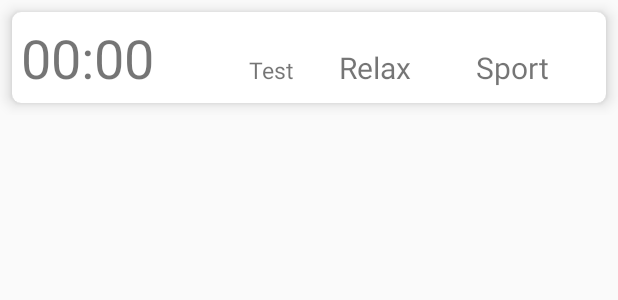
After one commit to TristanDamian/Memento, an Android app: the layout item_user.xml on its own in the app's theme, with its tools: preview values and no code run, on a phone screen of 412 x 824 dp. The commit adds this screen. Shown: the top 300 px of the screen. Run offline under Robolectric (Android 15) with nearby library versions, the phone set to English and light mode, and no system bars.

Commit message:
ajout UserViewHolder, modif User -> correspondance UserInfo Firestore

```diff
--- a/app/src/main/java/com/example/memento/AlarmDatabase.java
+++ b/app/src/main/java/com/example/memento/AlarmDatabase.java
@@ -152,10 +152,11 @@ public class AlarmDatabase {    //gère les accès à la base de données Firest
     public static void insertUser(User user){
         CollectionReference userInfo = Database.collection("UserInfo");
         Map<String, Object> userData = new HashMap<>();
-        userData.put("fullname",user.getFullName());
+        userData.put("fullname",user.getfullname());
         userData.put("age",user.getAge());
         userData.put("sport",false);
         userData.put("relax",false);
+        userData.put("UID",user.getuid());
         singletonData data = singletonData.getInstance();
         userInfo.document(data.getUserID()).set(userData);
     }
--- a/app/src/main/java/com/example/memento/RegisterActivity.java
+++ b/app/src/main/java/com/example/memento/RegisterActivity.java
@@ -75,6 +75,7 @@ public class RegisterActivity extends AppCompatActivity implements View.OnClickL
         final String age = editAge.getText().toString().trim();
         final String email = editEmail.getText().toString().trim();
         String password = editPassword.getText().toString().trim();
+        String UID = mAuth.getUid();
 
         if(fullName.isEmpty())
         {
@@ -124,7 +125,7 @@ public class RegisterActivity extends AppCompatActivity implements View.OnClickL
                     @Override
                     public void onComplete(@NonNull Task<AuthResult> task) {
                         if(task.isSuccessful()){
-                            User user = new User(fullName,age,email);
+                            User user = new User(fullName,age,email, UID);
 
                             FirebaseDatabase.getInstance().getReference("Users")
                                     .child(FirebaseAuth.getInstance().getCurrentUser().getUid())
--- /dev/null
+++ b/app/src/main/res/layout/item_user.xml
@@ -0,0 +1,54 @@
+<?xml version="1.0" encoding="utf-8"?>
+<LinearLayout xmlns:android="http://schemas.android.com/apk/res/android"
+    android:layout_width="match_parent"
+    android:layout_height="wrap_content"
+    xmlns:app="http://schemas.android.com/apk/res-auto">
+
+    <androidx.cardview.widget.CardView
+        android:id="@+id/item_user_card"
+        android:layout_width="match_parent"
+        android:layout_height="wrap_content"
+        app:cardCornerRadius="6dp"
+        app:cardElevation="6dp"
+        android:layout_margin="8dp">
+
+        <LinearLayout
+            android:layout_width="match_parent"
+            android:layout_height="match_parent"
+            android:orientation="horizontal"
+            android:padding="6dp">
+
+            <TextView
+                android:id="@+id/item_user_nom"
+                android:layout_width="152dp"
+                android:layout_height="wrap_content"
+                android:text="00:00"
+                android:textSize="36sp" />
+
+            <TextView
+                android:id="@+id/item_user_age"
+                android:layout_width="60dp"
+                android:layout_height="wrap_content"
+                android:text="Test"
+                android:textSize="15sp" />
+
+            <TextView
+                android:id="@+id/item_user_relax"
+                android:layout_width="91dp"
+                android:layout_height="wrap_content"
+                android:text="Relax"
+                android:textSize="20sp" />
+
+            <TextView
+                android:id="@+id/item_user_sport"
+                android:layout_width="59dp"
+                android:layout_height="wrap_content"
+                android:text="Sport"
+                android:textSize="20sp" />
+        </LinearLayout>
+
+
+    </androidx.cardview.widget.CardView>
+
+
+</LinearLayout>
```
Also changed, not shown: app/src/main/java/com/example/memento/User.java (+35 -7 lines), app/src/main/java/com/example/memento/UserViewHolder.java (added, +43 -0 lines), app/src/main/res/layout/fragment_listuser.xml (added, +41 -0 lines).
